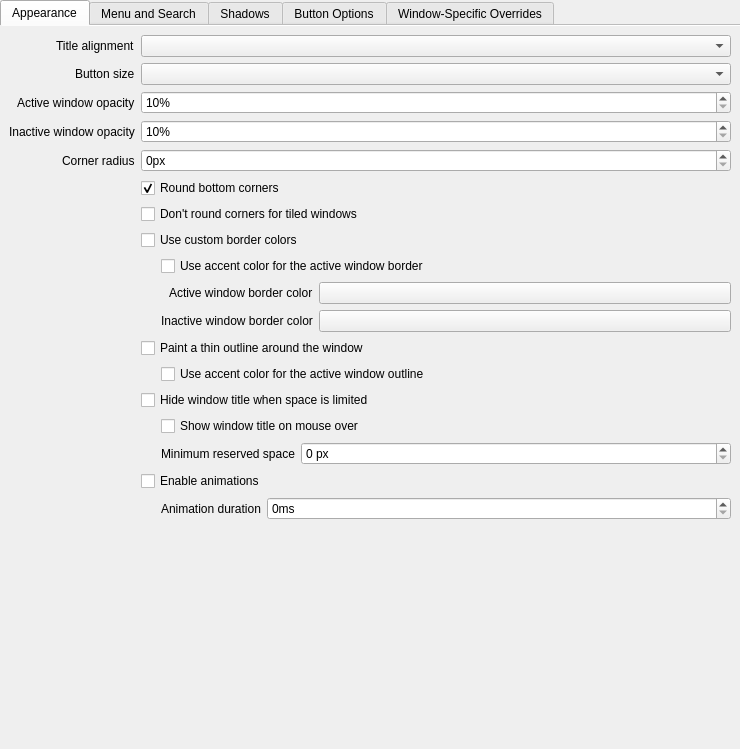
Above: src/kcm/config.ui from guiodic/material-decoration before the change. Below: the same form after it.
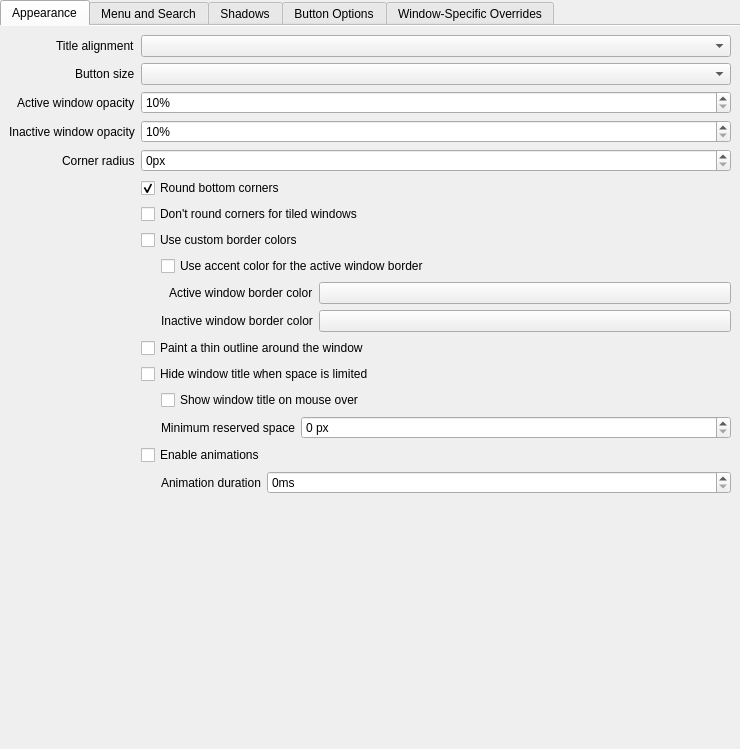
That is the form after the change. Custom widgets are drawn as their Qt base class.

Commit message: Always use the border color for the window outline (#359)

```diff
--- a/src/kcm/config.ui
+++ b/src/kcm/config.ui
@@ -210,24 +210,6 @@
          </property>
         </widget>
        </item>
-       <item row="11" column="1">
-        <layout class="QHBoxLayout" name="kcfg_ActiveOutlineUsesAccentIndentLayout">
-         <item>
-          <spacer name="kcfg_ActiveOutlineUsesAccentIndentSpacer">
-           <property name="orientation"><enum>Qt::Horizontal</enum></property>
-           <property name="sizeType"><enum>QSizePolicy::Fixed</enum></property>
-           <property name="sizeHint" stdset="0"><size><width>20</width><height>0</height></size></property>
-          </spacer>
-         </item>
-         <item>
-          <widget class="QCheckBox" name="kcfg_ActiveOutlineUsesAccent">
-           <property name="text">
-            <string>Use accent color for the active window outline</string>
-           </property>
-          </widget>
-         </item>
-        </layout>
-       </item>
        <item row="12" column="1">
         <widget class="QCheckBox" name="kcfg_HideCaptionWhenLimitedSpace">
          <property name="text">
```
The commit also changes 13 other files.
